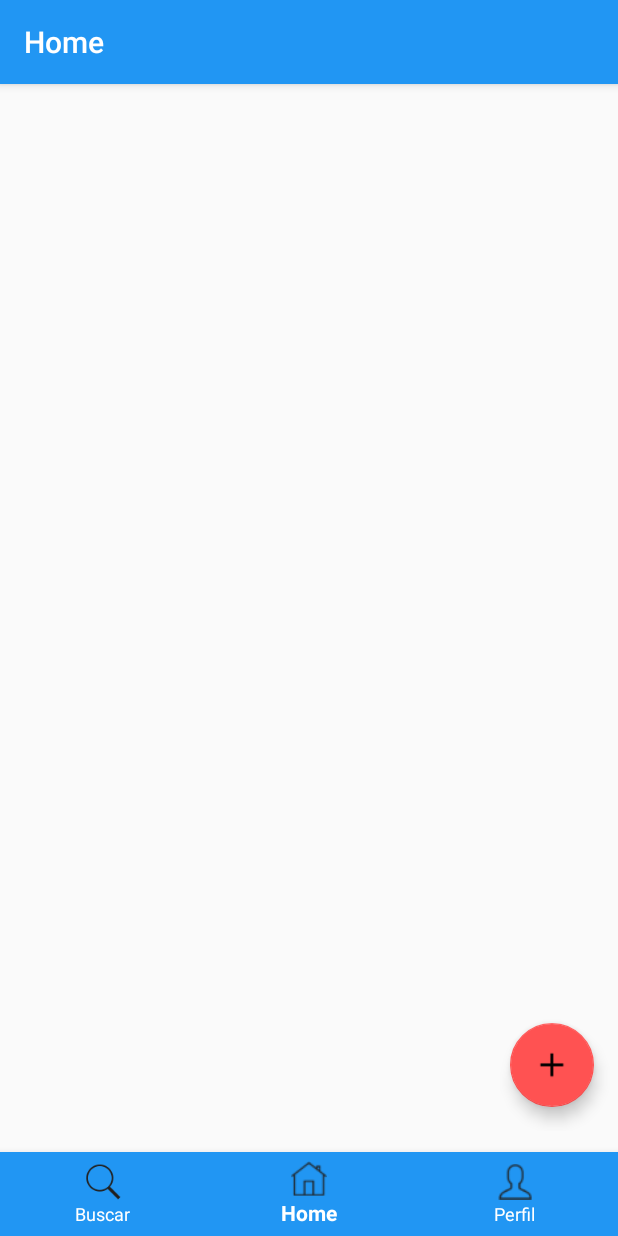
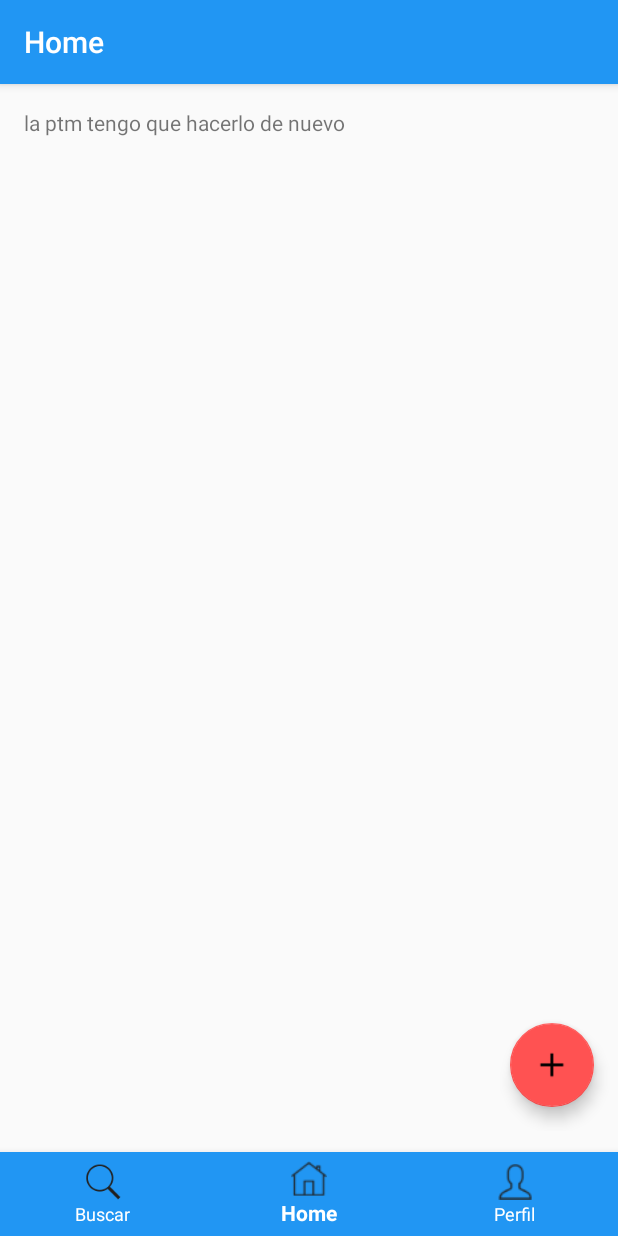
Before and after one commit to lrlucas/AppAndroid, an Android app: the ContainerActivity screen opened directly, with no data from a screen before it, on a phone screen of 412 x 824 dp. Run offline under Robolectric (Android 15) with nearby library versions, the phone set to English and light mode, and no system bars.

Commit message:
Agregago un nuevo HomeFragment2 para implementar la llamada a la api

```diff
--- a/app/src/main/java/com/suarez/lucas/platzigram/view/ContainerActivity.java
+++ b/app/src/main/java/com/suarez/lucas/platzigram/view/ContainerActivity.java
@@ -10,6 +10,7 @@ import android.os.Bundle;
 import android.view.MenuItem;
 
 import com.suarez.lucas.platzigram.R;
+import com.suarez.lucas.platzigram.view.fragments.Home2Fragment;
 import com.suarez.lucas.platzigram.view.fragments.HomeFragment;
 import com.suarez.lucas.platzigram.view.fragments.ProfileFragment;
 import com.suarez.lucas.platzigram.view.fragments.SearchFragment;
@@ -31,7 +32,8 @@ public class ContainerActivity extends AppCompatActivity {
 
                 switch (menuItem.getItemId()){
                     case R.id.homeTap:
-                        addFragment(new HomeFragment());
+//                        addFragment(new HomeFragment());
+                        addFragment(new Home2Fragment());
                         viewIsAtHome = true;
                         break;
                     case R.id.profileTap:
--- /dev/null
+++ b/app/src/main/java/com/suarez/lucas/platzigram/view/fragments/Home2Fragment.java
@@ -0,0 +1,61 @@
+package com.suarez.lucas.platzigram.view.fragments;
+
+
+import android.os.Bundle;
+import android.support.design.widget.FloatingActionButton;
+import android.support.v4.app.Fragment;
+import android.support.v7.app.AppCompatActivity;
+import android.support.v7.widget.Toolbar;
+import android.view.LayoutInflater;
+import android.view.View;
+import android.view.ViewGroup;
+
+import com.suarez.lucas.platzigram.R;
+
+/**
+ * A simple {@link Fragment} subclass.
+ */
+public class Home2Fragment extends Fragment {
+
+
+    public Home2Fragment() {
+        // Required empty public constructor
+    }
+
+
+    @Override
+    public View onCreateView(LayoutInflater inflater, ViewGroup container,
+                             Bundle savedInstanceState) {
+        // Inflate the layout for this fragment
+
+        View view = inflater.inflate(R.layout.fragment_home2, container, false);
+        // mostramos el toolbar
+        showToolbar(getResources().getString(R.string.tab_home), false, view);
+
+
+
+
+
+        FloatingActionButton fab = view.findViewById(R.id.fab2);
+        fab.setOnClickListener(new View.OnClickListener() {
+            @Override
+            public void onClick(View v) {
+                NewPostFragment newPostFragment = new NewPostFragment();
+                getActivity().getSupportFragmentManager().beginTransaction().replace(R.id.container, newPostFragment).addToBackStack(null).commit();
+            }
+        });
+        return view;
+    }
+
+
+
+
+    public void showToolbar(String title, boolean upButton, View view) {
+        Toolbar toolbar = view.findViewById(R.id.toolbar);
+        ((AppCompatActivity) getActivity()).setSupportActionBar(toolbar);
+        ((AppCompatActivity) getActivity()).getSupportActionBar().setTitle(title);
+        ((AppCompatActivity) getActivity()).getSupportActionBar().setDisplayHomeAsUpEnabled(upButton);
+
+    }
+
+}
--- a/app/src/main/java/com/suarez/lucas/platzigram/view/fragments/HomeFragment.java
+++ b/app/src/main/java/com/suarez/lucas/platzigram/view/fragments/HomeFragment.java
@@ -50,6 +50,7 @@ public class HomeFragment extends Fragment {
         // Inflate the layout for this fragment
         View view = inflater.inflate(R.layout.fragment_home, container, false);
         showToolbar(getResources().getString(R.string.tab_home), false, view);
+
         posts = new ArrayList<>();
 
         populateData();
--- a/app/src/main/java/com/suarez/lucas/platzigram/view/fragments/NewPostFragment.java
+++ b/app/src/main/java/com/suarez/lucas/platzigram/view/fragments/NewPostFragment.java
@@ -78,7 +78,8 @@ public class NewPostFragment extends Fragment {
         storageReference1 = storage.getReferenceFromUrl(Constants.FIREBASE_STORAGE_URL);
 
         FirebaseDatabase firebaseDatabase = FirebaseDatabase.getInstance();
-        firebaseDatabase.setPersistenceEnabled(true);
+        // error aqui cuando se quiere persistir la data
+//        firebaseDatabase.setPersistenceEnabled(true);
         postReference = firebaseDatabase.getReference(Constants.FIREBASE_DATABASE_LOCATION_POST);
         //endtest
 
--- /dev/null
+++ b/app/src/main/res/layout/fragment_home2.xml
@@ -0,0 +1,41 @@
+<?xml version="1.0" encoding="utf-8"?>
+<android.support.design.widget.CoordinatorLayout
+    xmlns:android="http://schemas.android.com/apk/res/android"
+    xmlns:tools="http://schemas.android.com/tools"
+    android:layout_width="match_parent"
+    android:layout_height="match_parent"
+    xmlns:app="http://schemas.android.com/apk/res-auto"
+    tools:context=".view.fragments.Home2Fragment">
+
+    <include layout="@layout/accionbar_toolbar" />
+
+
+    <LinearLayout
+        android:layout_width="match_parent"
+        android:layout_height="match_parent"
+        android:orientation="vertical"
+        app:layout_behavior="@string/appbar_scrolling_view_behavior"
+        android:paddingLeft="@dimen/activity_vertical_margin"
+        android:paddingRight="@dimen/activity_vertical_margin"
+        android:paddingTop="@dimen/activity_vertical_margin">
+
+        <!--<include layout="@layout/cardview_picture"></include>-->
+        <TextView
+            android:layout_width="match_parent"
+            android:layout_height="match_parent"
+            android:text="la ptm tengo que hacerlo de nuevo"/>
+
+    </LinearLayout>
+
+
+
+
+    <android.support.design.widget.FloatingActionButton
+        android:id="@+id/fab2"
+        android:layout_width="wrap_content"
+        android:layout_height="wrap_content"
+        android:layout_gravity="bottom|end"
+        android:layout_margin="@dimen/fab_margin"
+        app:srcCompat="@drawable/plus"/>
+
+</android.support.design.widget.CoordinatorLayout>
```
Also changed, not shown: app/build.gradle (line endings or trailing spaces).
